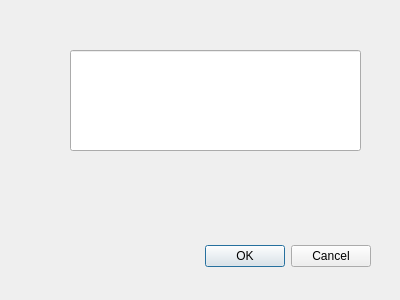
Jams1001/Proyecto_IE0217, file qt/IE0217/dialog_wb.ui: the form before one commit.
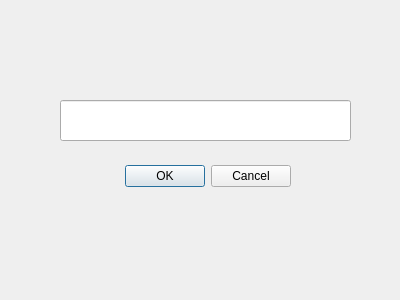
The form after the commit.

What changed in the file:
```diff
--- a/qt/IE0217/dialog_wb.ui
+++ b/qt/IE0217/dialog_wb.ui
@@ -16,9 +16,9 @@
   <widget class="QDialogButtonBox" name="buttonBox">
    <property name="geometry">
     <rect>
-     <x>30</x>
-     <y>240</y>
-     <width>341</width>
+     <x>120</x>
+     <y>160</y>
+     <width>171</width>
      <height>32</height>
     </rect>
    </property>
@@ -32,10 +32,10 @@
   <widget class="QLineEdit" name="lineEdit">
    <property name="geometry">
     <rect>
-     <x>70</x>
-     <y>50</y>
+     <x>60</x>
+     <y>100</y>
      <width>291</width>
-     <height>101</height>
+     <height>41</height>
     </rect>
    </property>
   </widget>
```
